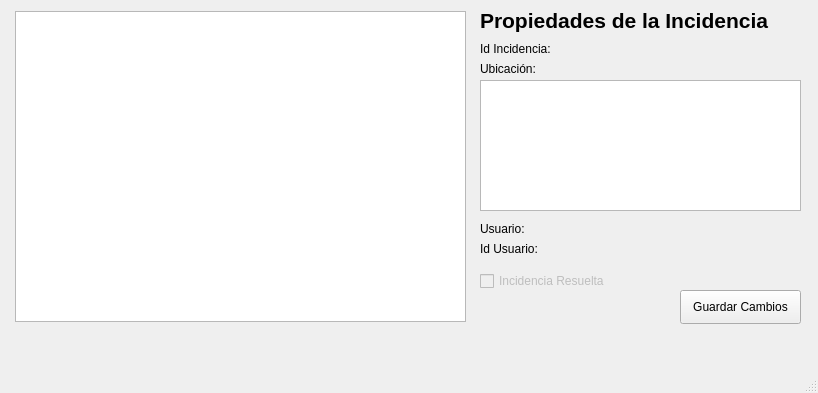
First picture: the form in ventanaprincipal.ui, repository crisi248/simagrow_qt, before the edit.
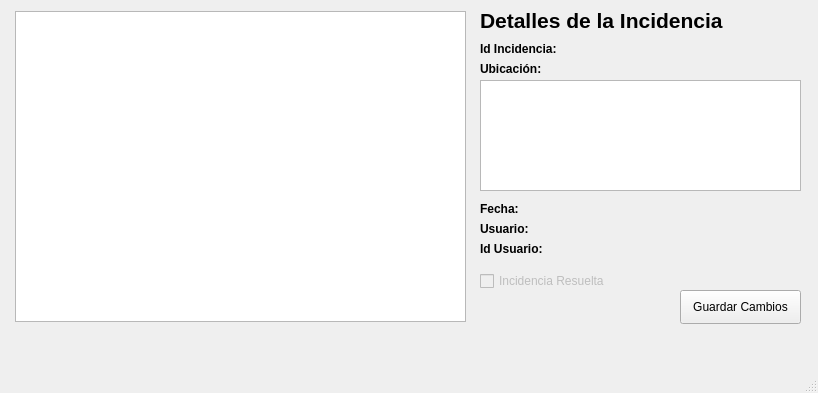
Second picture: the form after the edit.

```diff
--- a/ventanaprincipal.ui
+++ b/ventanaprincipal.ui
@@ -39,6 +39,9 @@
       <height>18</height>
      </rect>
     </property>
+    <property name="styleSheet">
+     <string notr="true">font-weight: bold;</string>
+    </property>
     <property name="text">
      <string>Id Incidencia:</string>
     </property>
@@ -49,7 +52,7 @@
       <x>480</x>
       <y>80</y>
       <width>321</width>
-      <height>131</height>
+      <height>111</height>
      </rect>
     </property>
    </widget>
@@ -75,6 +78,9 @@
       <height>18</height>
      </rect>
     </property>
+    <property name="styleSheet">
+     <string notr="true">font-weight: bold;</string>
+    </property>
     <property name="text">
      <string>Ubicación:</string>
     </property>
@@ -101,6 +107,9 @@
       <height>18</height>
      </rect>
     </property>
+    <property name="styleSheet">
+     <string notr="true">font-weight: bold;</string>
+    </property>
     <property name="text">
      <string>Usuario:</string>
     </property>
@@ -127,6 +136,9 @@
       <height>18</height>
      </rect>
     </property>
+    <property name="styleSheet">
+     <string notr="true">font-weight: bold;</string>
+    </property>
     <property name="text">
      <string>Id Usuario:</string>
     </property>
@@ -173,7 +185,7 @@
      <string notr="true">font-weight: bold; font-size: 16pt;</string>
     </property>
     <property name="text">
-     <string>Propiedades de la Incidencia</string>
+     <string>Detalles de la Incidencia</string>
     </property>
    </widget>
    <widget class="QPushButton" name="btGuardar">
@@ -205,6 +217,35 @@
      <string/>
     </property>
    </widget>
+   <widget class="QLabel" name="label_5">
+    <property name="geometry">
+     <rect>
+      <x>480</x>
+      <y>200</y>
+      <width>61</width>
+      <height>18</height>
+     </rect>
+    </property>
+    <property name="styleSheet">
+     <string notr="true">font-weight: bold;</string>
+    </property>
+    <property name="text">
+     <string>Fecha:</string>
+    </property>
+   </widget>
+   <widget class="QLabel" name="labelFecha">
+    <property name="geometry">
+     <rect>
+      <x>525</x>
+      <y>200</y>
+      <width>261</width>
+      <height>20</height>
+     </rect>
+    </property>
+    <property name="text">
+     <string/>
+    </property>
+   </widget>
   </widget>
   <widget class="QMenuBar" name="menubar">
    <property name="geometry">
```
